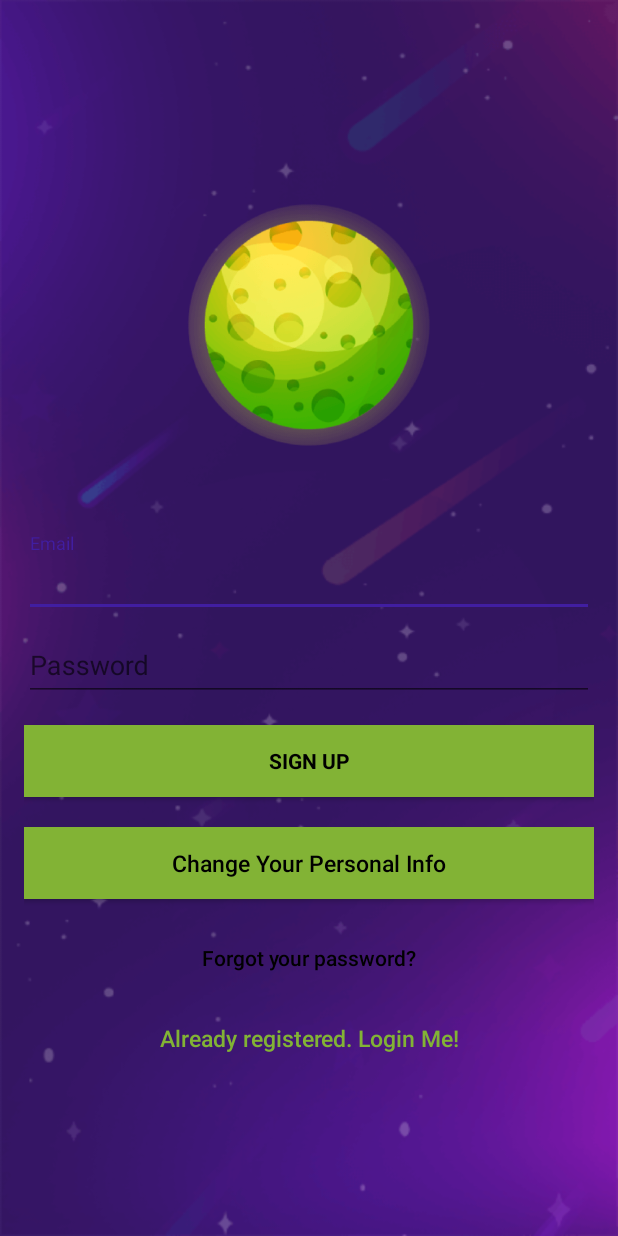
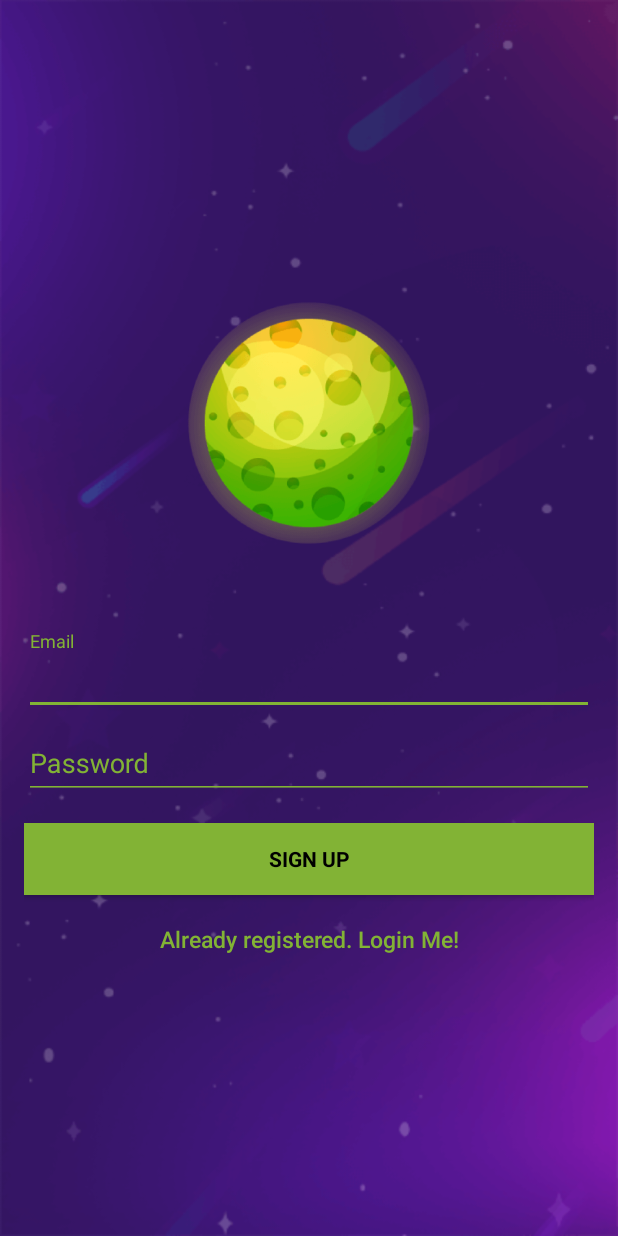
Before and after one commit to RashadTanjim/Galaxy-Shooting, an Android app: the SignUpActivity screen opened directly, with no data from a screen before it, on a phone screen of 412 x 824 dp. Run offline under Robolectric (Android 15) with nearby library versions, the phone set to English and light mode, and no system bars; our stand-ins replace Firebase (no records; nobody signed in at launch, a user with empty details on screens opened directly).

Commit message:
Various bug fixes and improvements

```diff
--- a/app/src/main/java/com/rashadtanjim/galaxyshooting/SignUpActivity.java
+++ b/app/src/main/java/com/rashadtanjim/galaxyshooting/SignUpActivity.java
@@ -21,7 +21,7 @@ import com.google.firebase.auth.FirebaseAuth;
 public class SignUpActivity extends AppCompatActivity {
 
     private EditText inputEmail, inputPassword;
-    private Button buttonSignIn, buttonSignUp, buttonResetPassword, changeInfo;
+    private Button buttonSignIn, buttonSignUp, buttonResetPassword;
     private ProgressBar progressBar;
     private FirebaseAuth auth;
 
@@ -38,22 +38,15 @@ public class SignUpActivity extends AppCompatActivity {
         inputEmail = (EditText) findViewById(R.id.email);
         inputPassword = (EditText) findViewById(R.id.password);
         progressBar = (ProgressBar) findViewById(R.id.progressBar);
-        buttonResetPassword = (Button) findViewById(R.id.btn_reset_password);
-        changeInfo = (Button) findViewById(R.id.Change_info);
 
-        changeInfo.setOnClickListener(new View.OnClickListener() {
-            @Override
-            public void onClick(View v) {
-                startActivity(new Intent(SignUpActivity.this, LoginActivity.class));
-            }
-        });
-
-        buttonResetPassword.setOnClickListener(new View.OnClickListener() {
-            @Override
-            public void onClick(View v) {
-                startActivity(new Intent(SignUpActivity.this, ResetPassword.class));
-            }
-        });
+        //No need during SignUp
+//        buttonResetPassword = (Button) findViewById(R.id.btn_reset_password);
+//        buttonResetPassword.setOnClickListener(new View.OnClickListener() {
+//            @Override
+//            public void onClick(View v) {
+//                startActivity(new Intent(SignUpActivity.this, ResetPassword.class));
+//            }
+//        });
 
         buttonSignIn.setOnClickListener(new View.OnClickListener() {
             @Override
@@ -116,4 +109,14 @@ public class SignUpActivity extends AppCompatActivity {
         super.onResume();
         progressBar.setVisibility(View.GONE);
     }
+
+    //So that the app doesn't closes when the user presses back from the SignUpActivity
+    @Override
+    public void onBackPressed() {
+        super.onBackPressed();
+        Intent intent = new Intent(this,RegistrationActivity.class);
+        startActivity(intent);
+        overridePendingTransition(android.R.anim.slide_in_left,android.R.anim.slide_out_right);
+        finish();
+    }
 }
--- a/app/src/main/res/layout/activity_login_main.xml
+++ b/app/src/main/res/layout/activity_login_main.xml
@@ -145,6 +145,7 @@
             android:layout_marginTop="16dp"
             android:background="@color/colorSecondary"
             android:text="@string/send_password_reset_email"
+            android:textColor="@android:color/white"
             android:textStyle="bold" />
 
         <Button
--- a/app/src/main/res/layout/activity_signup.xml
+++ b/app/src/main/res/layout/activity_signup.xml
@@ -35,7 +35,8 @@
                 android:inputType="textEmailAddress"
                 android:maxLines="1"
                 android:singleLine="true"
-                android:textColor="@android:color/background_light" />
+                android:textColor="@color/colorSecondary"
+                android:backgroundTint="@color/colorSecondary"/>
 
         </com.google.android.material.textfield.TextInputLayout>
 
@@ -54,7 +55,8 @@
                 android:inputType="textPassword"
                 android:maxLines="1"
                 android:singleLine="true"
-                android:textColor="@android:color/white" />
+                android:textColor="@color/colorSecondary"
+                android:backgroundTint="@color/colorSecondary"/>
 
         </com.google.android.material.textfield.TextInputLayout>
 
@@ -69,26 +71,17 @@
             android:textColor="@android:color/black"
             android:textStyle="bold" />
 
-        <Button
-            android:id="@+id/Change_info"
-            android:layout_width="fill_parent"
-            android:layout_height="wrap_content"
-            android:layout_marginTop="20dip"
-            android:background="@color/colorSecondary"
-            android:text="@string/Change_info"
-            android:textAllCaps="false"
-            android:textColor="@android:color/black"
-            android:textSize="15dp" />
 
-        <Button
-            android:id="@+id/btn_reset_password"
-            android:layout_width="fill_parent"
-            android:layout_height="wrap_content"
-            android:layout_marginTop="15dip"
-            android:background="@null"
-            android:text="@string/btn_forgot_password"
-            android:textAllCaps="false"
-            android:textColor="@color/black" />
+<!--        <Button-->
+<!--            android:id="@+id/btn_reset_password"-->
+<!--            android:layout_width="fill_parent"-->
+<!--            android:layout_height="wrap_content"-->
+<!--            android:layout_marginTop="15dip"-->
+<!--            android:background="@null"-->
+<!--            android:text="@string/btn_forgot_password"-->
+<!--            android:textAllCaps="false"-->
+<!--            android:textColor="@color/black" />-->
+        <!--This is not needed while Signing up -->
 
         <!-- Link to LoginHandler Screen -->
 
--- a/app/src/main/res/values/colors.xml
+++ b/app/src/main/res/values/colors.xml
@@ -1,8 +1,8 @@
 <?xml version="1.0" encoding="utf-8"?>
 <resources>
     <color name="colorPrimary">#1C2970</color>
-    <color name="colorPrimaryDark">#303F9F</color>
-    <color name="colorAccent">#411EA1</color>
+    <color name="colorPrimaryDark">#82B335</color>
+    <color name="colorAccent">#82B335</color>
     <color name="bg_color">#A9D329</color>
     <color name="black">#000000</color>
     <color name="white">#ffffff</color>
--- a/app/src/main/res/values/styles.xml
+++ b/app/src/main/res/values/styles.xml
@@ -6,6 +6,7 @@
         <item name="colorPrimary">@color/colorPrimary</item>
         <item name="colorPrimaryDark">@color/colorPrimaryDark</item>
         <item name="colorAccent">@color/colorAccent</item>
+        <item name="android:textColorHint">@color/colorSecondary</item>
         <item name="windowNoTitle">true</item>
         <item name="windowActionBar">true</item>
     </style>
```
Also changed, not shown: app/src/main/AndroidManifest.xml (+18 -9 lines), app/src/main/java/com/rashadtanjim/galaxyshooting/LoginActivity.java (+38 -22 lines), app/src/main/java/com/rashadtanjim/galaxyshooting/LoginHandler.java (+13 -0 lines), app/src/main/java/com/rashadtanjim/galaxyshooting/MainActivity.java (+15 -2 lines), app/src/main/java/com/rashadtanjim/galaxyshooting/SplashScreen.java (+12 -2 lines), app/src/main/res/layout/activity_login_handler.xml (+7 -7 lines), app/src/main/res/layout/activity_main.xml (+12 -0 lines).
